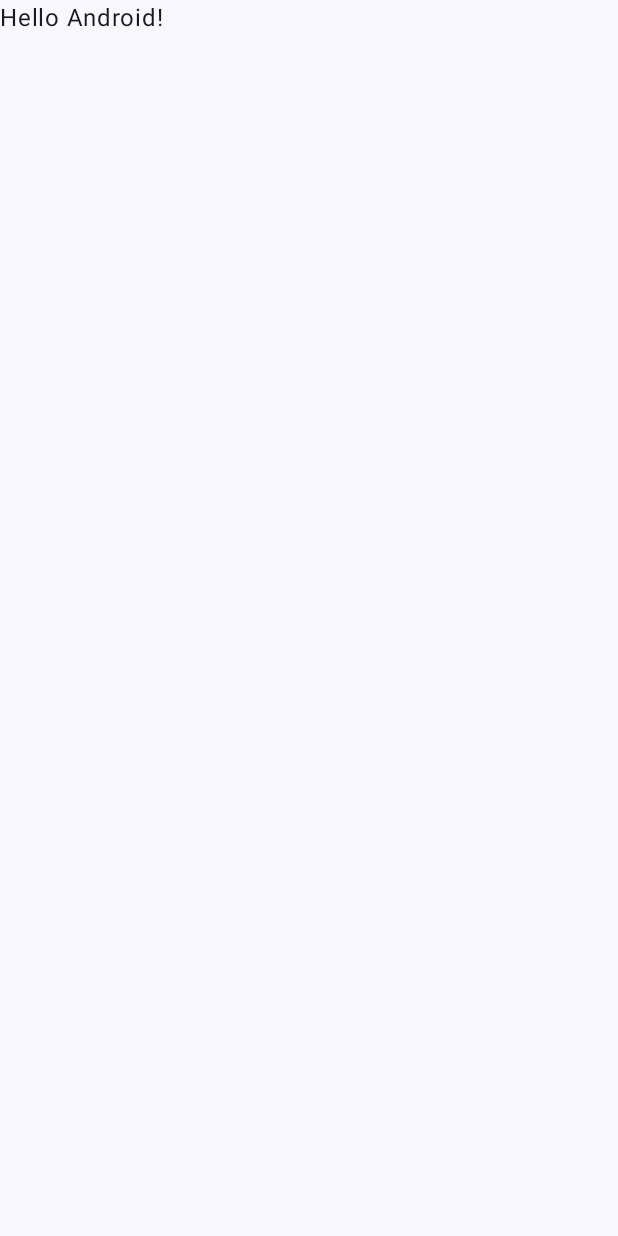
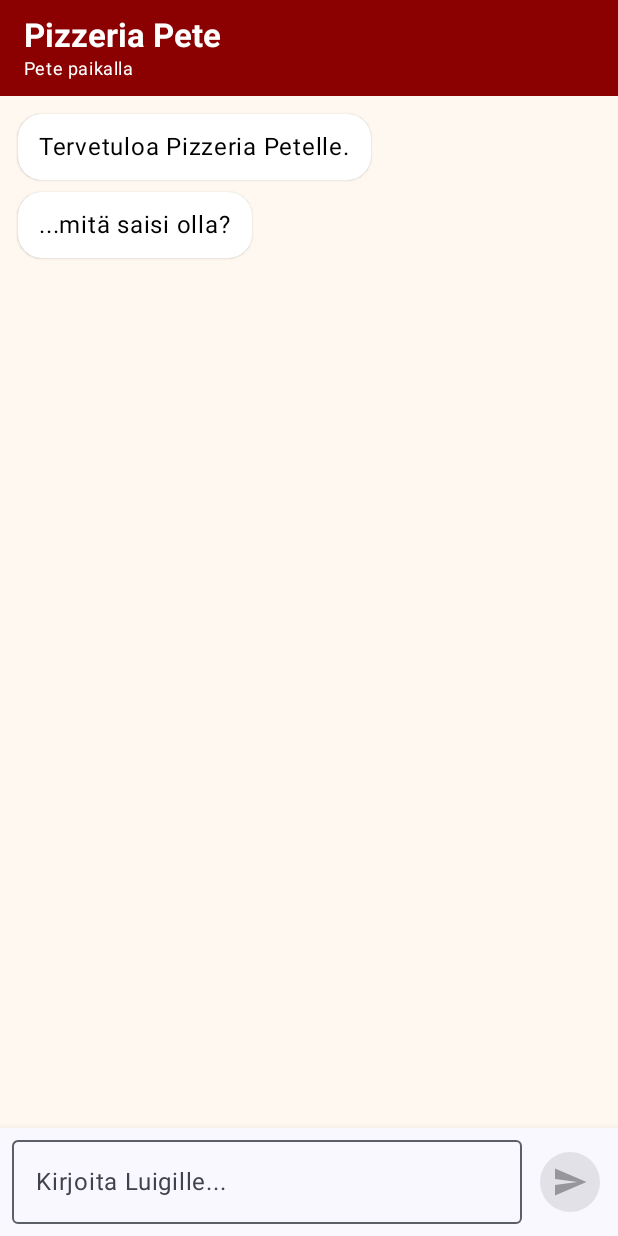
Before and after one commit to aatudoz/Petepizzabotti, an Android app built with Jetpack Compose: the screen it shows after launch (MainActivity), on a phone screen of 412 x 824 dp. Before the commit the screen is almost empty. Run offline under Robolectric (Android 15) with nearby library versions, the light colour scheme and no system bars.

Commit message:
Lisätty chat UI Lisätty Retrofit yhteys (dunno if works) Pitäis toimia nyt backend python koodin kanssa

```diff
--- a/app/src/main/AndroidManifest.xml
+++ b/app/src/main/AndroidManifest.xml
@@ -1,9 +1,11 @@
 <?xml version="1.0" encoding="utf-8"?>
 <manifest xmlns:android="http://schemas.android.com/apk/res/android"
     xmlns:tools="http://schemas.android.com/tools">
+    <uses-permission android:name="android.permission.INTERNET" />
 
     <application
         android:allowBackup="true"
+        android:usesCleartextTraffic="true"
         android:dataExtractionRules="@xml/data_extraction_rules"
         android:fullBackupContent="@xml/backup_rules"
         android:icon="@mipmap/ic_launcher"
--- a/app/src/main/java/com/example/petepizzabotti/MainActivity.kt
+++ b/app/src/main/java/com/example/petepizzabotti/MainActivity.kt
@@ -12,6 +12,9 @@ import androidx.compose.runtime.Composable
 import androidx.compose.ui.Modifier
 import androidx.compose.ui.tooling.preview.Preview
 import com.example.petepizzabotti.ui.theme.PetepizzabottiTheme
+import retrofit2.Retrofit
+import ui.ChatScreen
+
 
 class MainActivity : ComponentActivity() {
     override fun onCreate(savedInstanceState: Bundle?) {
@@ -19,16 +22,11 @@ class MainActivity : ComponentActivity() {
         enableEdgeToEdge()
         setContent {
             PetepizzabottiTheme {
-                Scaffold(modifier = Modifier.fillMaxSize()) { innerPadding ->
-                    Greeting(
-                        name = "Android",
-                        modifier = Modifier.padding(innerPadding)
-                    )
+                    ChatScreen()
                 }
             }
         }
     }
-}
 
 @Composable
 fun Greeting(name: String, modifier: Modifier = Modifier) {
--- /dev/null
+++ b/app/src/main/java/ui/ChatScreen.kt
@@ -0,0 +1,149 @@
+package ui
+
+import androidx.compose.foundation.background
+import androidx.compose.foundation.layout.*
+import androidx.compose.foundation.lazy.LazyColumn
+import androidx.compose.foundation.lazy.items
+import androidx.compose.foundation.lazy.rememberLazyListState
+import androidx.compose.foundation.shape.RoundedCornerShape
+import androidx.compose.material.icons.Icons
+import androidx.compose.material.icons.filled.Send
+import androidx.compose.material3.*
+import androidx.compose.runtime.*
+import androidx.compose.ui.Alignment
+import androidx.compose.ui.Modifier
+import androidx.compose.ui.graphics.Color
+import androidx.compose.ui.text.font.FontWeight
+import androidx.compose.ui.unit.dp
+import androidx.lifecycle.viewmodel.compose.viewModel
+
+@OptIn(ExperimentalMaterial3Api::class)
+@Composable
+fun ChatScreen(viewModel: ChatViewModel = viewModel()) {
+
+    val lazyListState = rememberLazyListState()
+
+    // Vierittää chatin listan alas kun uusi viesti tulee
+    LaunchedEffect(viewModel.viestit.size) {
+        if (viewModel.viestit.isNotEmpty()) {
+            lazyListState.animateScrollToItem(viewModel.viestit.size - 1)
+        }
+    }
+
+    // Yläosa TODO: joku online pallo Peten nimen vieree
+    Scaffold(
+        topBar = {
+            TopAppBar(
+                title = {
+                    Column {
+                        Text("Pizzeria Pete", fontWeight = FontWeight.Bold)
+                        Text(
+                            "Pete paikalla ",
+                            style = MaterialTheme.typography.bodySmall
+                        )
+                    }
+                },
+                colors = TopAppBarDefaults.topAppBarColors(
+                    containerColor = Color(0xFF8B0000),
+                    titleContentColor = Color.White
+                )
+            )
+        },
+        bottomBar = {
+            ChatSyoteRivi(
+                teksti = viewModel.syote,
+                ladataan = viewModel.ladataan,
+                onTekstiMuuttui = viewModel::paivitaSyote,
+                onLaheta = viewModel::lahetaViesti
+            )
+        }
+    ) { padding ->
+        LazyColumn(
+            state = lazyListState,
+            modifier = Modifier
+                .fillMaxSize()
+                .padding(padding)
+                .background(Color(0xFFFFF8F0))
+                .padding(horizontal = 12.dp),
+            verticalArrangement = Arrangement.spacedBy(8.dp),
+            contentPadding = PaddingValues(vertical = 12.dp)
+        ) {
+            items(viewModel.viestit) { viesti ->
+                ViestiKupla(viesti)
+            }
+
+            if (viewModel.ladataan) {
+                item {
+                    Text(
+                        "Luigi miettii... tai sitten ei..",
+                        style = MaterialTheme.typography.bodySmall,
+                        color = Color.Gray,
+                        modifier = Modifier.padding(start = 8.dp)
+                    )
+                }
+            }
+        }
+    }
+}
+
+@Composable
+fun ViestiKupla(viesti: ChatViesti) {
+    val taustavari = if (viesti.onKayttajalta) Color(0xFF8B0000) else Color.White
+    val tekstinVari = if (viesti.onKayttajalta) Color.White else Color.Black
+    val asettelu = if (viesti.onKayttajalta) Alignment.End else Alignment.Start
+
+    Column(
+        modifier = Modifier.fillMaxWidth(),
+        horizontalAlignment = asettelu
+    ) {
+        Surface(
+            color = taustavari,
+            shape = RoundedCornerShape(16.dp),
+            shadowElevation = 1.dp,
+            modifier = Modifier.widthIn(max = 280.dp)
+        ) {
+            Text(
+                text = viesti.teksti,
+                color = tekstinVari,
+                modifier = Modifier.padding(horizontal = 14.dp, vertical = 10.dp)
+            )
+        }
+    }
+}
+
+@OptIn(ExperimentalMaterial3Api::class)
+@Composable
+fun ChatSyoteRivi(
+    teksti: String,
+    ladataan: Boolean,
+    onTekstiMuuttui: (String) -> Unit,
+    onLaheta: () -> Unit
+) {
+    Surface(shadowElevation = 8.dp) {
+        Row(
+            modifier = Modifier
+                .fillMaxWidth()
+                .padding(8.dp),
+            verticalAlignment = Alignment.CenterVertically
+        ) {
+            OutlinedTextField(
+                value = teksti,
+                onValueChange = onTekstiMuuttui,
+                placeholder = { Text("Kirjoita Luigille...") },
+                modifier = Modifier.weight(1f),
+                enabled = !ladataan,
+                maxLines = 3
+            )
+            Spacer(Modifier.width(8.dp))
+            FilledIconButton(
+                onClick = onLaheta,
+                enabled = !ladataan && teksti.isNotBlank(),
+                colors = IconButtonDefaults.filledIconButtonColors(
+                    containerColor = Color(0xFF8B0000)
+                )
+            ) {
+                Icon(Icons.Default.Send, contentDescription = "Lähetä")
+            }
+        }
+    }
+}
--- /dev/null
+++ b/app/src/main/java/ui/ChatViewModel.kt
@@ -0,0 +1,97 @@
+package ui
+
+import androidx.lifecycle.ViewModel
+import androidx.lifecycle.viewModelScope
+import androidx.compose.runtime.mutableStateListOf
+import androidx.compose.runtime.mutableStateOf
+import androidx.compose.runtime.getValue
+import androidx.compose.runtime.setValue
+import data.ChatPyynto
+import network.RetrofitClient
+import kotlinx.coroutines.launch
+import kotlinx.coroutines.delay
+
+// Yksittäinen viesti näkymällä
+data class ChatViesti(
+    val teksti: String,
+    val onKayttajalta: Boolean
+)
+
+class ChatViewModel : ViewModel() {
+
+    //Viestiketju
+    val viestit = mutableStateListOf<ChatViesti>()
+
+    //Tekstikuplat chatissa
+    var syote by mutableStateOf("")
+        private set
+
+    //peten vastaus lataus
+
+    // käyttäjä lähettäny viestin -> ladataan = true
+    // pete vastannut -> ladataan = false
+    var ladataan by mutableStateOf(false)
+        private set
+
+    init {
+        // Alkuviestit
+        viestit.add(
+            ChatViesti(
+                teksti = "Tervetuloa Pizzeria Petelle.",
+                onKayttajalta = false
+            )
+        )
+
+        // Pieni viive coroutines.delay
+        viewModelScope.launch {
+            delay(1500)
+            viestit.add(
+                ChatViesti(
+                    teksti = "...mitä saisi olla?",
+                    onKayttajalta = false
+                )
+            )
+        }
+    }
+
+    fun paivitaSyote(uusi: String) {
+        syote = uusi
+    }
+
+    fun lahetaViesti() {
+        if (syote.isBlank() || ladataan) return
+
+        val kayttajanViesti = syote.trim()
+        viestit.add(ChatViesti(kayttajanViesti, onKayttajalta = true))
+        syote = ""
+        ladataan = true
+
+        viewModelScope.launch {
+            try {
+                val vastaus = RetrofitClient.api.lahetaViesti(
+                    ChatPyynto(teksti = kayttajanViesti)
+                )
+                viestit.add(ChatViesti(vastaus.viesti, onKayttajalta = false))
+
+                // Jos Pete vahvistaa tilauksen, pieni ilmoitus (en tiiä toimiiko)
+                if (vastaus.tallennettuId != null) {
+                    viestit.add(
+                        ChatViesti(
+                            teksti = "✅ Tilaus #${vastaus.tallennettuId} tallennettu",
+                            onKayttajalta = false
+                        )
+                    )
+                }
+            } catch (e: Exception) {
+                viestit.add(
+                    ChatViesti(
+                        teksti = "Virhe: ${e.message ?: "tuntematon"}",
+                        onKayttajalta = false
+                    )
+                )
+            } finally {
+                ladataan = false
+            }
+        }
+    }
+}
```
Also changed, not shown: app/build.gradle.kts (+9 -0 lines), app/src/main/java/data/ChatModel.kt (added, +27 -0 lines), app/src/main/java/network/ApiService.kt (added, +11 -0 lines), app/src/main/java/network/RetrofitClient.kt (added, +27 -0 lines).
